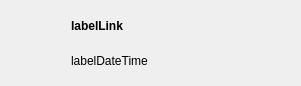
First picture: the form in sources/mainwindow/widgetshowhistorycell.ui, repository davy7125/polyphone, before the edit.
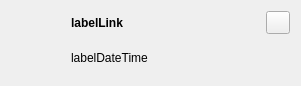
Second picture: the form after the edit. Icons and pictures are not drawn. Custom widgets are drawn as their Qt base class.

Commit message: Button "remove from history"

The edit to the form file:
```diff
--- a/sources/mainwindow/widgetshowhistorycell.ui
+++ b/sources/mainwindow/widgetshowhistorycell.ui
@@ -34,6 +34,28 @@
      </property>
     </widget>
    </item>
+   <item row="0" column="2">
+    <widget class="QToolButton" name="toolButtonRemove">
+     <property name="cursor">
+      <cursorShape>PointingHandCursor</cursorShape>
+     </property>
+     <property name="focusPolicy">
+      <enum>Qt::NoFocus</enum>
+     </property>
+     <property name="toolTip">
+      <string>Remove from history</string>
+     </property>
+     <property name="text">
+      <string notr="true"/>
+     </property>
+     <property name="iconSize">
+      <size>
+       <width>16</width>
+       <height>16</height>
+      </size>
+     </property>
+    </widget>
+   </item>
    <item row="0" column="0" rowspan="2">
     <widget class="QLabel" name="iconFile">
      <property name="minimumSize">
```
The commit also changes 21 other files.
